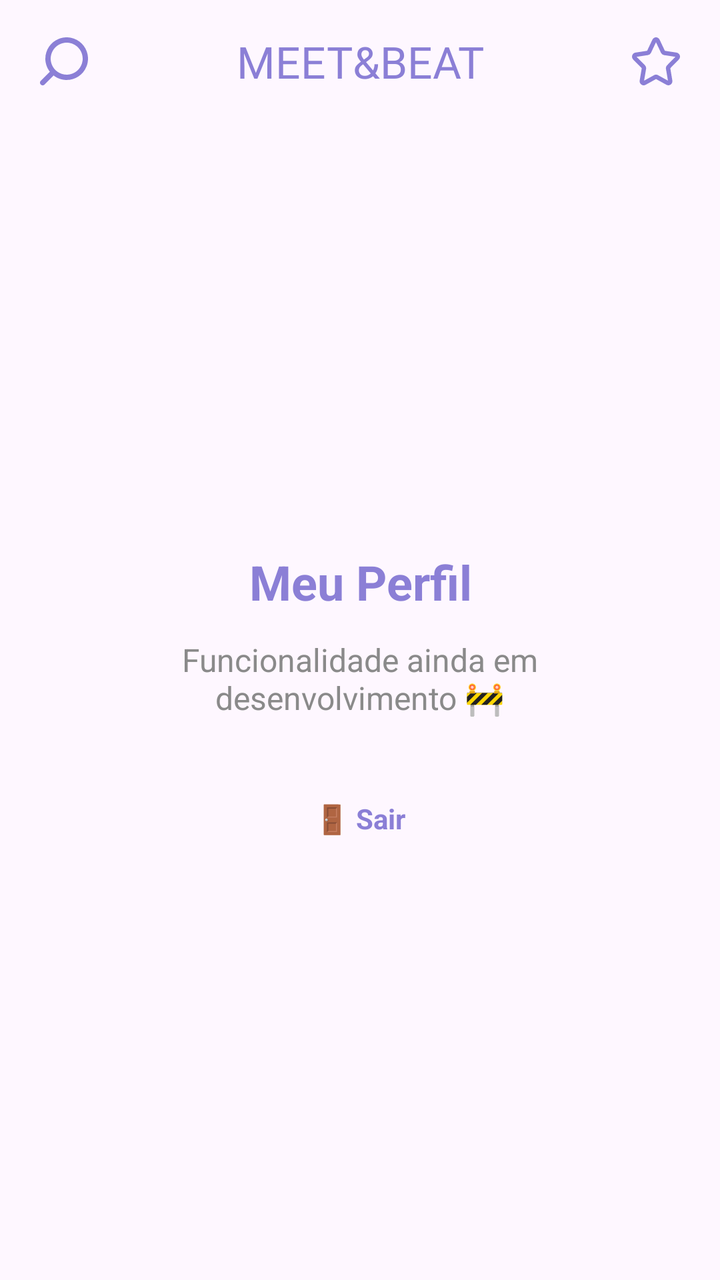
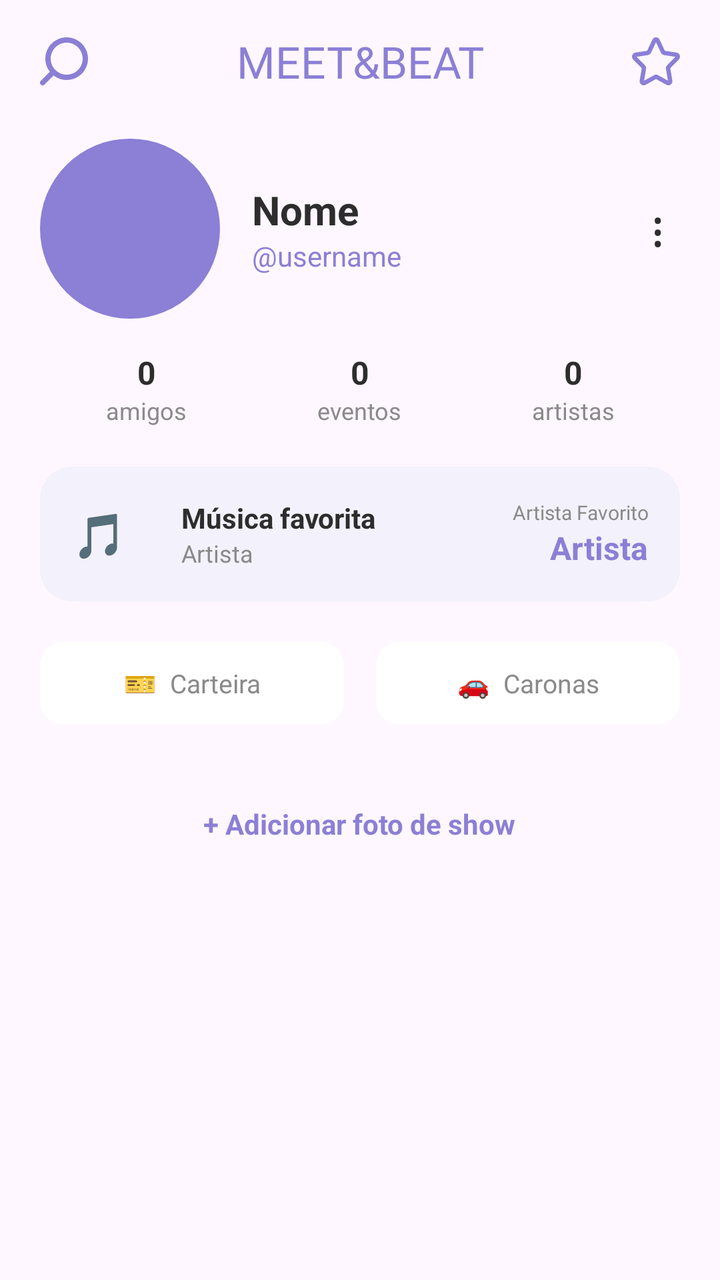

An Android layout rendered at two revisions. The XML below is the earlier revision; the diff shows what the commit changed to produce the second picture.
<!-- AndroidManifest.xml: application theme Theme.MeetBeat -->
<!-- res/layout/fragment_profile.xml -->
<?xml version="1.0" encoding="utf-8"?>

<LinearLayout xmlns:android="http://schemas.android.com/apk/res/android"
    android:layout_width="match_parent"
    android:layout_height="match_parent"
    android:orientation="vertical">

    <include layout="@layout/app_header" />

    <LinearLayout
        android:layout_width="match_parent"
        android:layout_height="0dp"
        android:layout_weight="1"
        android:orientation="vertical"
        android:gravity="center"
        android:padding="32dp">

        <TextView
            android:layout_width="wrap_content"
            android:layout_height="wrap_content"
            android:text="Meu Perfil"
            android:textColor="@color/purple_primary"
            android:textSize="24sp"
            android:textStyle="bold"
            android:gravity="center" />

        <TextView
            android:layout_width="wrap_content"
            android:layout_height="wrap_content"
            android:layout_marginTop="12dp"
            android:text="Funcionalidade ainda em desenvolvimento 🚧"
            android:textColor="@color/text_gray"
            android:textSize="16sp"
            android:gravity="center" />

        <TextView
            android:id="@+id/btnSairPerfil"
            android:layout_width="wrap_content"
            android:layout_height="wrap_content"
            android:layout_marginTop="32dp"
            android:text="🚪 Sair"
            android:textColor="@color/purple_primary"
            android:textStyle="bold"
            android:gravity="center"
            android:padding="8dp"
            android:clickable="true"
            android:focusable="true" />

    </LinearLayout>

</LinearLayout>
<!-- res/layout/app_header.xml (included above) -->
<?xml version="1.0" encoding="utf-8"?>

<LinearLayout xmlns:android="http://schemas.android.com/apk/res/android"
    xmlns:app="http://schemas.android.com/apk/res-auto"
    android:layout_width="match_parent"
    android:layout_height="wrap_content"
    android:orientation="horizontal"
    android:gravity="center_vertical"
    android:paddingHorizontal="20dp"
    android:paddingVertical="16dp">

    <ImageView
        android:id="@+id/iconSearch"
        android:layout_width="24dp"
        android:layout_height="24dp"
        android:src="@drawable/ic_search"
        app:tint="@color/purple_primary" />

    <TextView
        android:layout_width="0dp"
        android:layout_height="wrap_content"
        android:layout_weight="1"
        android:text="MEET&amp;BEAT"
        android:textColor="@color/purple_primary"
        android:textSize="22sp"
        android:fontFamily="@font/antonio_bold"
        android:gravity="center" />

    <ImageView
        android:id="@+id/iconNotifications"
        android:layout_width="24dp"
        android:layout_height="24dp"
        android:src="@drawable/ic_notifications"
        app:tint="@color/purple_primary" />

</LinearLayout>
<!-- resources referenced by this layout -->
<resources>
  <color name="purple_primary">#8B7FD6</color>
  <color name="text_gray">#8A8A8A</color>
  <!-- drawable ic_notifications (drawable) -->
  <vector xmlns:android="http://schemas.android.com/apk/res/android"
      android:width="33dp"
      android:height="33dp"
      android:viewportWidth="33"
      android:viewportHeight="33">
    <path
        android:pathData="M17.627,2.236L21.285,9.994C21.464,10.384 21.817,10.657 22.228,10.723L30.415,11.971C30.747,12.019 31.047,12.203 31.249,12.482C31.45,12.761 31.535,13.113 31.487,13.458C31.445,13.741 31.315,14.003 31.115,14.201L25.185,20.265C24.886,20.564 24.751,21 24.828,21.425L26.257,29.972C26.36,30.676 25.903,31.337 25.228,31.458C24.95,31.503 24.665,31.456 24.414,31.324L17.112,27.296C16.747,27.087 16.305,27.087 15.941,27.296L8.596,31.354C7.98,31.683 7.224,31.438 6.896,30.804C6.768,30.548 6.723,30.256 6.767,29.972L8.196,21.425C8.265,21.001 8.132,20.569 7.839,20.265L1.866,14.201C1.378,13.686 1.378,12.858 1.866,12.343C2.066,12.151 2.313,12.022 2.581,11.971L10.768,10.723C11.177,10.652 11.528,10.381 11.711,9.994L15.369,2.236C15.514,1.921 15.774,1.68 16.092,1.568C16.409,1.457 16.756,1.483 17.055,1.641C17.302,1.771 17.502,1.979 17.627,2.236Z"
        android:strokeLineJoin="round"
        android:strokeWidth="3"
        android:fillColor="#00000000"
        android:fillType="evenOdd"
        android:strokeColor="#7A7685"
        android:strokeLineCap="round"/>
  </vector>
  <!-- drawable ic_search (drawable) -->
  <vector xmlns:android="http://schemas.android.com/apk/res/android"
      android:width="30dp"
      android:height="30dp"
      android:viewportWidth="30"
      android:viewportHeight="30">
    <path
        android:pathData="M0.493,27.141L6.158,21.493C4.33,19.165 3.338,16.289 3.342,13.329C3.342,10.693 4.124,8.116 5.588,5.924C7.053,3.732 9.135,2.023 11.57,1.015C14.006,0.006 16.686,-0.258 19.271,0.256C21.857,0.77 24.232,2.04 26.096,3.904C27.96,5.768 29.23,8.143 29.744,10.729C30.258,13.314 29.994,15.994 28.985,18.43C27.976,20.865 26.268,22.947 24.076,24.412C21.884,25.876 19.307,26.658 16.671,26.658C13.711,26.662 10.835,25.67 8.507,23.842L2.859,29.507C2.704,29.663 2.52,29.787 2.317,29.872C2.114,29.956 1.896,30 1.676,30C1.456,30 1.238,29.956 1.035,29.872C0.832,29.787 0.648,29.663 0.493,29.507C0.337,29.352 0.213,29.168 0.128,28.965C0.044,28.762 0,28.544 0,28.324C0,28.104 0.044,27.886 0.128,27.684C0.213,27.48 0.337,27.296 0.493,27.141ZM26.668,13.329C26.668,11.352 26.081,9.419 24.983,7.775C23.885,6.131 22.323,4.85 20.497,4.093C18.67,3.337 16.66,3.139 14.721,3.524C12.781,3.91 11,4.862 9.602,6.26C8.204,7.658 7.252,9.44 6.866,11.379C6.481,13.318 6.679,15.328 7.435,17.155C8.192,18.981 9.473,20.543 11.117,21.641C12.761,22.74 14.694,23.326 16.671,23.326C19.322,23.326 21.865,22.273 23.74,20.398C25.615,18.523 26.668,15.98 26.668,13.329Z"
        android:fillColor="#7A7685"/>
  </vector>
  <style name="Theme.MeetBeat" parent="Base.Theme.MeetBeat" />
  <style name="Base.Theme.MeetBeat" parent="Theme.Material3.DayNight.NoActionBar">
          
          
      </style>
</resources>

<!-- the commit's change to res/layout/fragment_profile.xml (unified diff, before → after) -->
@@ -1,54 +1,291 @@
 <?xml version="1.0" encoding="utf-8"?>
 
-<LinearLayout xmlns:android="http://schemas.android.com/apk/res/android"
+<androidx.core.widget.NestedScrollView xmlns:android="http://schemas.android.com/apk/res/android"
     android:layout_width="match_parent"
-    android:layout_height="match_parent"
-    android:orientation="vertical">
-
-    <include layout="@layout/app_header" />
+    android:layout_height="match_parent">
 
     <LinearLayout
         android:layout_width="match_parent"
-        android:layout_height="0dp"
-        android:layout_weight="1"
-        android:orientation="vertical"
-        android:gravity="center"
-        android:padding="32dp">
+        android:layout_height="wrap_content"
+        android:orientation="vertical">
+
+        <include layout="@layout/app_header" />
+
+        
+        <LinearLayout
+            android:layout_width="match_parent"
+            android:layout_height="wrap_content"
+            android:orientation="horizontal"
+            android:paddingHorizontal="20dp"
+            android:paddingTop="8dp"
+            android:gravity="center_vertical">
+
+            <ImageView
+                android:id="@+id/imagePerfilFoto"
+                android:layout_width="90dp"
+                android:layout_height="90dp"
+                android:scaleType="centerCrop"
+                android:background="@drawable/bg_avatar_circle" />
+
+            <LinearLayout
+                android:layout_width="0dp"
+                android:layout_height="wrap_content"
+                android:layout_weight="1"
+                android:layout_marginStart="16dp"
+                android:orientation="vertical">
+
+                <TextView
+                    android:id="@+id/textPerfilNome"
+                    android:layout_width="wrap_content"
+                    android:layout_height="wrap_content"
+                    android:text="Nome"
+                    android:textColor="@color/text_dark"
+                    android:textSize="20sp"
+                    android:textStyle="bold" />
+
+                <TextView
+                    android:id="@+id/textPerfilUsername"
+                    android:layout_width="wrap_content"
+                    android:layout_height="wrap_content"
+                    android:text="@username"
+                    android:textColor="@color/purple_primary"
+                    android:textSize="14sp" />
+
+            </LinearLayout>
+
+            <TextView
+                android:id="@+id/btnMenuPerfil"
+                android:layout_width="wrap_content"
+                android:layout_height="wrap_content"
+                android:text="⋮"
+                android:textSize="24sp"
+                android:textColor="@color/text_dark"
+                android:padding="8dp"
+                android:clickable="true"
+                android:focusable="true" />
+
+        </LinearLayout>
+
+        
+        <LinearLayout
+            android:layout_width="match_parent"
+            android:layout_height="wrap_content"
+            android:orientation="horizontal"
+            android:paddingHorizontal="20dp"
+            android:paddingTop="16dp"
+            android:weightSum="3">
+
+            <LinearLayout
+                android:layout_width="0dp"
+                android:layout_height="wrap_content"
+                android:layout_weight="1"
+                android:orientation="vertical"
+                android:gravity="center">
+
+                <TextView
+                    android:layout_width="wrap_content"
+                    android:layout_height="wrap_content"
+                    android:text="0"
+                    android:textColor="@color/text_dark"
+                    android:textSize="16sp"
+                    android:textStyle="bold" />
+
+                <TextView
+                    android:layout_width="wrap_content"
+                    android:layout_height="wrap_content"
+                    android:text="amigos"
+                    android:textColor="@color/text_gray"
+                    android:textSize="12sp" />
+
+            </LinearLayout>
+
+            <LinearLayout
+                android:layout_width="0dp"
+                android:layout_height="wrap_content"
+                android:layout_weight="1"
+                android:orientation="vertical"
+                android:gravity="center">
+
+                <TextView
+                    android:layout_width="wrap_content"
+                    android:layout_height="wrap_content"
+                    android:text="0"
+                    android:textColor="@color/text_dark"
+                    android:textSize="16sp"
+                    android:textStyle="bold" />
+
+                <TextView
+                    android:layout_width="wrap_content"
+                    android:layout_height="wrap_content"
+                    android:text="eventos"
+                    android:textColor="@color/text_gray"
+                    android:textSize="12sp" />
+
+            </LinearLayout>
+
+            <LinearLayout
+                android:layout_width="0dp"
+                android:layout_height="wrap_content"
+                android:layout_weight="1"
+                android:orientation="vertical"
+                android:gravity="center">
+
+                <TextView
+                    android:layout_width="wrap_content"
+                    android:layout_height="wrap_content"
+                    android:text="0"
+                    android:textColor="@color/text_dark"
+                    android:textSize="16sp"
+                    android:textStyle="bold" />
+
+                <TextView
+                    android:layout_width="wrap_content"
+                    android:layout_height="wrap_content"
+                    android:text="artistas"
+                    android:textColor="@color/text_gray"
+                    android:textSize="12sp" />
+
+            </LinearLayout>
+
+        </LinearLayout>
+
+        
+        <LinearLayout
+            android:id="@+id/cardMusicaFavorita"
+            android:layout_width="match_parent"
+            android:layout_height="wrap_content"
+            android:orientation="horizontal"
+            android:background="@drawable/bg_music_card"
+            android:layout_margin="20dp"
+            android:padding="16dp"
+            android:gravity="center_vertical">
+
+            <TextView
+                android:layout_width="0dp"
+                android:layout_height="wrap_content"
+                android:layout_weight="1"
+                android:orientation="vertical"
+                android:text="🎵"
+                android:textSize="22sp" />
+
+            <LinearLayout
+                android:layout_width="0dp"
+                android:layout_height="wrap_content"
+                android:layout_weight="3"
+                android:orientation="vertical"
+                android:layout_marginStart="8dp">
+
+                <TextView
+                    android:id="@+id/textMusicaFavorita"
+                    android:layout_width="wrap_content"
+                    android:layout_height="wrap_content"
+                    android:text="Música favorita"
+                    android:textColor="@color/text_dark"
+                    android:textSize="14sp"
+                    android:textStyle="bold" />
+
+                <TextView
+                    android:id="@+id/textArtistaFavoritoSub"
+                    android:layout_width="wrap_content"
+                    android:layout_height="wrap_content"
+                    android:text="Artista"
+                    android:textColor="@color/text_gray"
+                    android:textSize="12sp" />
+
+            </LinearLayout>
+
+            <LinearLayout
+                android:layout_width="0dp"
+                android:layout_height="wrap_content"
+                android:layout_weight="2"
+                android:orientation="vertical"
+                android:gravity="end">
+
+                <TextView
+                    android:layout_width="match_parent"
+                    android:layout_height="wrap_content"
+                    android:text="Artista Favorito"
+                    android:textColor="@color/text_gray"
+                    android:textSize="10sp"
+                    android:textAlignment="viewEnd" />
+
+                <TextView
+                    android:id="@+id/textArtistaFavorito"
+                    android:layout_width="match_parent"
+                    android:layout_height="wrap_content"
+                    android:text="Artista"
+                    android:textColor="@color/purple_primary"
+                    android:textSize="16sp"
+                    android:textStyle="bold"
+                    android:textAlignment="viewEnd" />
+
+            </LinearLayout>
+
+        </LinearLayout>
+
+        
+        <LinearLayout
+            android:layout_width="match_parent"
+            android:layout_height="wrap_content"
+            android:orientation="horizontal"
+            android:paddingHorizontal="20dp"
+            android:paddingBottom="16dp"
+            android:weightSum="2">
+
+            <TextView
+                android:layout_width="0dp"
+                android:layout_height="wrap_content"
+                android:layout_weight="1"
+                android:layout_marginEnd="8dp"
+                android:background="@drawable/bg_stat_placeholder"
+                android:padding="12dp"
+                android:text="🎫  Carteira"
+                android:textColor="@color/text_gray"
+                android:gravity="center"
+                android:textSize="13sp" />
+
+            <TextView
+                android:layout_width="0dp"
+                android:layout_height="wrap_content"
+                android:layout_weight="1"
+                android:layout_marginStart="8dp"
+                android:background="@drawable/bg_stat_placeholder"
+                android:padding="12dp"
+                android:text="🚗  Caronas"
+                android:textColor="@color/text_gray"
+                android:gravity="center"
+                android:textSize="13sp" />
+
+        </LinearLayout>
+
+        
+        <androidx.recyclerview.widget.RecyclerView
+            android:id="@+id/recyclerPosts"
+            android:layout_width="match_parent"
+            android:layout_height="wrap_content"
+            android:paddingHorizontal="18dp"
+            android:nestedScrollingEnabled="false" />
 
         <TextView
+            android:id="@+id/btnAdicionarPost"
             android:layout_width="wrap_content"
             android:layout_height="wrap_content"
-            android:text="Meu Perfil"
-            android:textColor="@color/purple_primary"
-            android:textSize="24sp"
-            android:textStyle="bold"
-            android:gravity="center" />
-
-        <TextView
-            android:layout_width="wrap_content"
-            android:layout_height="wrap_content"
-            android:layout_marginTop="12dp"
-            android:text="Funcionalidade ainda em desenvolvimento 🚧"
-            android:textColor="@color/text_gray"
-            android:textSize="16sp"
-            android:gravity="center" />
-
-        <TextView
-            android:id="@+id/btnSairPerfil"
-            android:layout_width="wrap_content"
-            android:layout_height="wrap_content"
-            android:layout_marginTop="32dp"
-            android:text="🚪 Sair"
+            android:layout_gravity="center"
+            android:layout_margin="16dp"
+            android:text="+ Adicionar foto de show"
             android:textColor="@color/purple_primary"
             android:textStyle="bold"
-            android:gravity="center"
             android:padding="8dp"
             android:clickable="true"
             android:focusable="true" />
 
+        <View
+            android:layout_width="match_parent"
+            android:layout_height="100dp" />
+
     </LinearLayout>
 
-</LinearLayout>
+</androidx.core.widget.NestedScrollView>
 <!-- res/layout/app_header.xml (included above) -->
 <?xml version="1.0" encoding="utf-8"?>
 
<!-- resource entries referenced after the edit -->
@@ -1,7 +1,30 @@
 <!-- resources referenced by this layout -->
 <resources>
   <color name="purple_primary">#8B7FD6</color>
+  <color name="text_dark">#2D2D2D</color>
   <color name="text_gray">#8A8A8A</color>
+  <!-- drawable bg_avatar_circle (drawable) -->
+  <?xml version="1.0" encoding="utf-8"?>
+  <shape xmlns:android="http://schemas.android.com/apk/res/android"
+      android:shape="oval">
+      <solid android:color="@color/purple_primary" />
+  </shape>
+  <!-- drawable bg_music_card (drawable) -->
+  <?xml version="1.0" encoding="utf-8"?>
+  
+  <shape xmlns:android="http://schemas.android.com/apk/res/android"
+      android:shape="rectangle">
+      <solid android:color="@color/purple_light" />
+      <corners android:radius="16dp" />
+  </shape>
+  <!-- drawable bg_stat_placeholder (drawable) -->
+  <?xml version="1.0" encoding="utf-8"?>
+  
+  <shape xmlns:android="http://schemas.android.com/apk/res/android"
+      android:shape="rectangle">
+      <solid android:color="@color/card_background" />
+      <corners android:radius="12dp" />
+  </shape>
   <!-- drawable ic_notifications (drawable) -->
   <vector xmlns:android="http://schemas.android.com/apk/res/android"
       android:width="33dp"
@@ -28,6 +51,8 @@
         android:fillColor="#7A7685"/>
   </vector>
   <style name="Theme.MeetBeat" parent="Base.Theme.MeetBeat" />
+  <color name="purple_light">#F3F1FB</color>
+  <color name="card_background">#FFFFFF</color>
   <style name="Base.Theme.MeetBeat" parent="Theme.Material3.DayNight.NoActionBar">
           
           
